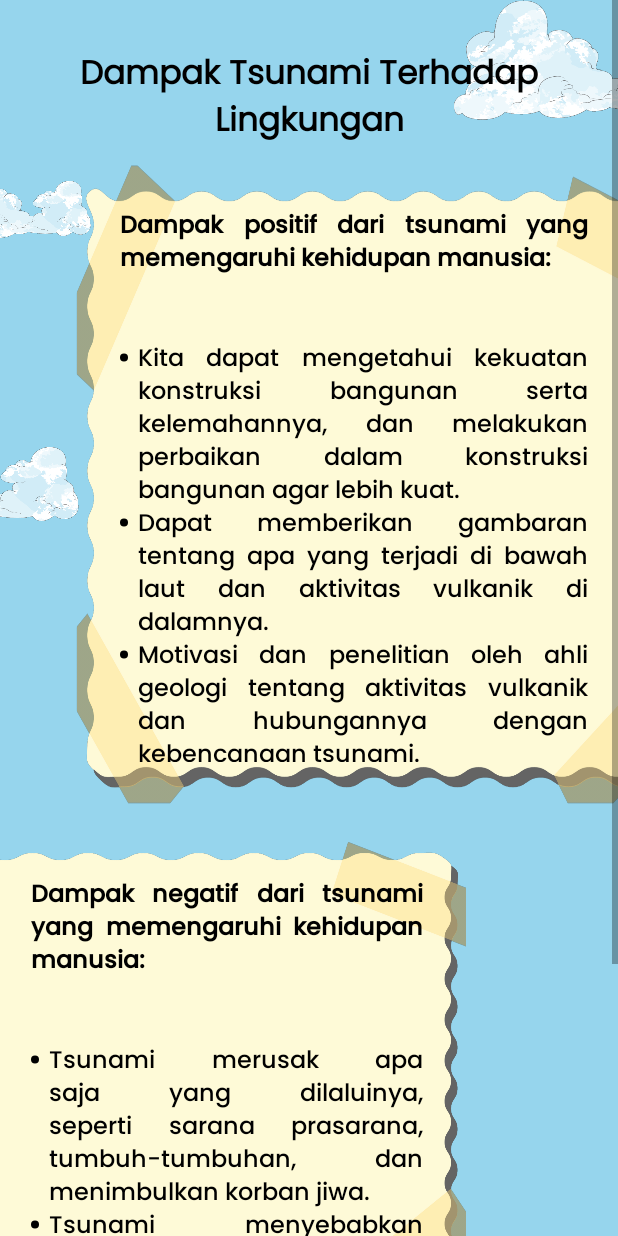
After one commit to yendrapriambada/EcoGuardian, an Android app: the SeventeenActivity screen opened directly, with no data from a screen before it, on a phone screen of 412 x 824 dp. The commit adds this screen. Run offline under Robolectric (Android 15) with nearby library versions, the phone set to English and light mode, and no system bars.

Commit message:
Add Layout Seventeen

```diff
--- a/app/src/main/AndroidManifest.xml
+++ b/app/src/main/AndroidManifest.xml
@@ -11,6 +11,9 @@
         android:supportsRtl="true"
         android:theme="@style/Theme.EcoGuardian"
         tools:targetApi="31">
+        <activity
+            android:name=".SeventeenActivity"
+            android:exported="false" />
         <activity
             android:name=".SixteenActivity"
             android:exported="false" />
--- /dev/null
+++ b/app/src/main/java/com/fikri/ecoguardian/SeventeenActivity.kt
@@ -0,0 +1,11 @@
+package com.fikri.ecoguardian
+
+import androidx.appcompat.app.AppCompatActivity
+import android.os.Bundle
+
+class SeventeenActivity : AppCompatActivity() {
+    override fun onCreate(savedInstanceState: Bundle?) {
+        super.onCreate(savedInstanceState)
+        setContentView(R.layout.activity_seventeen)
+    }
+}
--- /dev/null
+++ b/app/src/main/res/layout/activity_seventeen.xml
@@ -0,0 +1,83 @@
+<?xml version="1.0" encoding="utf-8"?>
+<ScrollView xmlns:android="http://schemas.android.com/apk/res/android"
+    xmlns:app="http://schemas.android.com/apk/res-auto"
+    xmlns:tools="http://schemas.android.com/tools"
+    android:layout_width="match_parent"
+    android:layout_height="match_parent"
+    android:background="#96D5ED"
+    tools:context=".SeventeenActivity">
+
+    <androidx.constraintlayout.widget.ConstraintLayout
+        android:layout_width="match_parent"
+        android:layout_height="wrap_content">
+
+        <include
+            android:id="@+id/include"
+            layout="@layout/background"
+            android:layout_width="match_parent"
+            android:layout_height="match_parent" />
+
+        <TextView
+            android:id="@+id/tv_title"
+            style="@style/TextTitlePoppins"
+            android:layout_width="wrap_content"
+            android:layout_height="wrap_content"
+            android:layout_marginStart="24dp"
+            android:layout_marginTop="32dp"
+            android:layout_marginEnd="24dp"
+            android:gravity="center"
+            android:text="@string/dampak_tsunami_terhadap_lingkungan"
+            app:layout_constraintEnd_toEndOf="parent"
+            app:layout_constraintStart_toStartOf="parent"
+            app:layout_constraintTop_toTopOf="parent" />
+
+        <TextView
+            android:id="@+id/textView4"
+            style="@style/TextRegularPoppins"
+            android:layout_width="0dp"
+            android:layout_height="430dp"
+            android:layout_marginTop="8dp"
+            android:layout_marginEnd="-50dp"
+            android:background="@drawable/asset_bg_note"
+            android:importantForAutofill="no"
+            android:justificationMode="inter_word"
+            android:paddingStart="30dp"
+            android:paddingTop="30dp"
+            android:paddingEnd="70dp"
+            android:paddingBottom="30dp"
+            android:text="@string/dampak_positif_tsunami"
+            android:textStyle="normal"
+            app:layout_constraintEnd_toEndOf="parent"
+            app:layout_constraintTop_toBottomOf="@+id/tv_title" />
+
+        <TextView
+            android:id="@+id/textView5"
+            style="@style/TextRegularPoppins"
+            android:layout_width="0dp"
+            android:layout_height="320dp"
+            android:layout_marginStart="-100dp"
+            android:layout_marginTop="16dp"
+            android:background="@drawable/asset_bg_note"
+            android:importantForAutofill="no"
+            android:justificationMode="inter_word"
+            android:paddingStart="120dp"
+            android:paddingTop="30dp"
+            android:paddingEnd="30dp"
+            android:paddingBottom="30dp"
+            android:text="@string/dampak_negatif_tsunami"
+            android:textStyle="normal"
+            app:layout_constraintStart_toStartOf="parent"
+            app:layout_constraintTop_toBottomOf="@+id/textView4" />
+
+        <ImageView
+            android:layout_width="match_parent"
+            android:layout_height="150dp"
+            android:layout_marginTop="32dp"
+            android:background="@drawable/asset_gambar_tsunami"
+            app:layout_constraintBottom_toBottomOf="parent"
+            app:layout_constraintEnd_toEndOf="parent"
+            app:layout_constraintStart_toStartOf="parent"
+            app:layout_constraintTop_toBottomOf="@+id/textView5" />
+
+    </androidx.constraintlayout.widget.ConstraintLayout>
+</ScrollView>
--- a/app/src/main/res/values/strings.xml
+++ b/app/src/main/res/values/strings.xml
@@ -14,4 +14,7 @@
         \n\tTerlepas dari semua itu, kami meyadari sepenuhnya bahwa masih jauh dari kata sempruna. Oleh karena itu dengan tangan terbuka kami menerima segala saran dan kritik dari pembaca agar kami dapat lebih baik lagi dalam menyusun bahan ajar.
         \nPenulis
     </string>
+    <string name="dampak_tsunami_terhadap_lingkungan">Dampak Tsunami Terhadap Lingkungan</string>
+    <string name="dampak_positif_tsunami"><b>Dampak positif dari tsunami yang memengaruhi kehidupan manusia:</b>\n\n<ol type="1">\n<li>Kita dapat mengetahui kekuatan konstruksi bangunan serta kelemahannya, dan melakukan perbaikan dalam konstruksi bangunan agar lebih kuat.</li>\n<li>Dapat memberikan gambaran tentang apa yang terjadi di bawah laut dan aktivitas vulkanik di dalamnya.</li>\n<li>Motivasi dan penelitian oleh ahli geologi tentang aktivitas vulkanik dan hubungannya dengan kebencanaan tsunami.</li>\n</ol></string>
+    <string name="dampak_negatif_tsunami"><b>Dampak negatif dari tsunami yang memengaruhi kehidupan manusia:</b>\n\n<ol type="1">\n<li>Tsunami merusak apa saja yang dilaluinya, seperti sarana prasarana, tumbuh-tumbuhan, dan menimbulkan korban jiwa.</li>\n<li>Tsunami menyebabkan gagal panen, menimbulkan genangan air, dan pencemaran air asin pada tanah maupun air bersih.</li>\n</ol></string>
 </resources>
```
Also changed, not shown: app/src/main/res/drawable/asset_gambar_tsunami.png (added).
